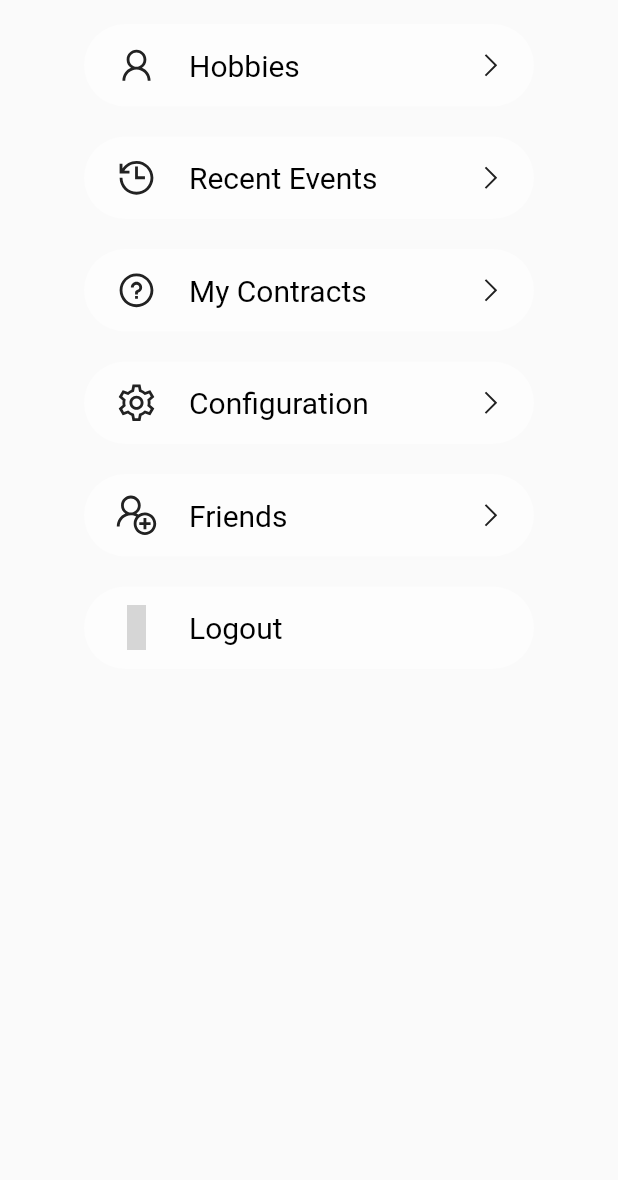
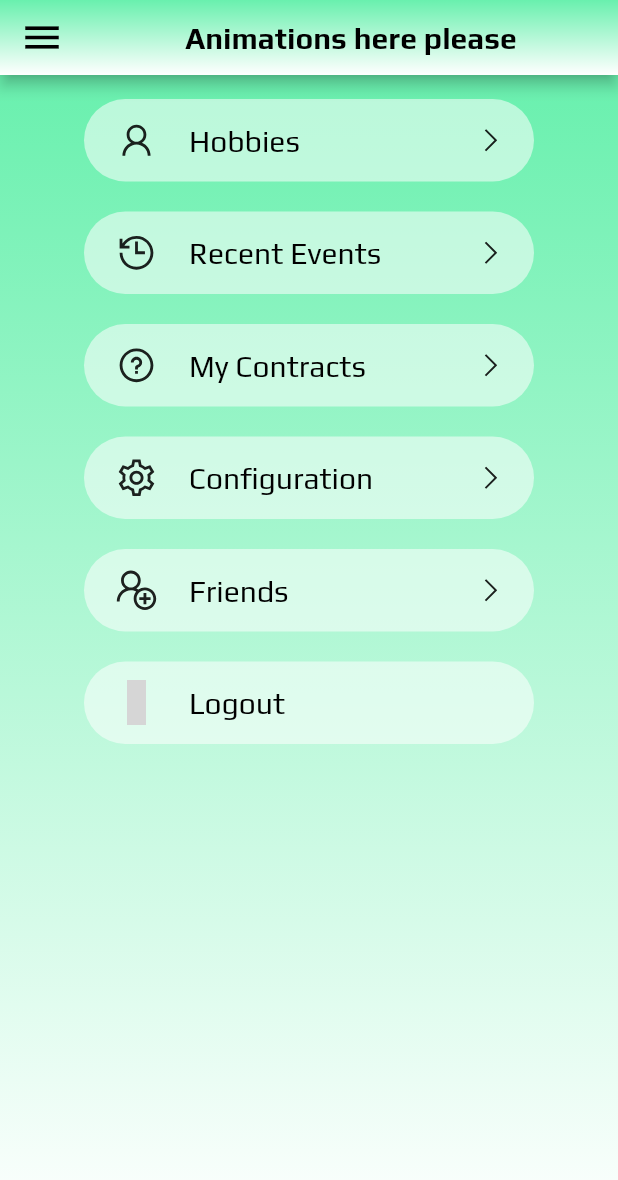
Before and after one commit to PeachBlack-Alba/Animations, a Flutter app: the Profile screen opened directly, on a phone screen of 412 x 824 dp. Shown: the top 1180 px of the screen. Run offline on Flutter 3.47's test engine with Material 2 defaults, Android fonts, the light colour scheme and no system bars; our stand-ins replace line_awesome_flutter, line_awesome_icons, simple_animations, supercharged; grey boxes are pictures that could not be loaded.

Commit message:
changes in text style and app so its all the same theme

```diff
--- a/lib/components/ListItems.dart
+++ b/lib/components/ListItems.dart
@@ -39,6 +39,7 @@ class ListItems extends StatelessWidget {
           SizedBox(width: 10.0 * 1.5),
           Text(
             text,
+            style: TextStyle(fontSize: 20, fontFamily: 'Play', fontWeight: FontWeight.normal, color: Colors.black),
           ),
           Spacer(),
           if (hasNavigation)
--- /dev/null
+++ b/lib/components/MyAppBar.dart
@@ -0,0 +1,42 @@
+import 'package:flutter/material.dart';
+import 'package:animations/components/List.dart';
+
+
+class MyAppBar extends StatefulWidget {
+  @override
+  _MyAppBarState createState() => _MyAppBarState();
+}
+
+class _MyAppBarState extends State<MyAppBar> {
+  @override
+  Widget build(BuildContext context) {
+    return Scaffold(
+      appBar: AppBar(
+        //backgroundColor: colorGreen,
+        flexibleSpace: Container(
+          decoration: BoxDecoration(
+              gradient: LinearGradient(
+                  begin: Alignment.topCenter,
+                  end: Alignment.bottomCenter,
+                  colors: <Color>[
+                    Colors.greenAccent,
+                    Colors.white
+                  ]
+              )
+          ),
+        ),
+        title: Center(child: Text('Animations here please', style: TextStyle(fontSize: 20, fontFamily: 'Play', fontWeight: FontWeight.bold, color: Colors.black),
+        ),
+        ),
+        leading: Icon(
+          Icons.menu,
+        ),
+        iconTheme: IconThemeData(
+            size: 30.0,
+            color: Colors.black,
+            opacity: 10.0
+        ),
+      ),
+    );
+  }
+}
--- a/lib/screens/profile/ProfileListItem.dart
+++ b/lib/screens/profile/ProfileListItem.dart
@@ -38,7 +38,7 @@ class ProfileListItems extends StatelessWidget {
           SizedBox(width: 20),
           Text(
             text,
-            style: TextStyle(fontSize: 20, fontWeight: FontWeight.normal, color: Colors.black),
+            style: TextStyle(fontSize: 20, fontFamily: 'Play', fontWeight: FontWeight.normal, color: Colors.black),
           ),
           Spacer(),
           if (hasNavigation)
--- a/lib/screens/profile/profile.dart
+++ b/lib/screens/profile/profile.dart
@@ -1,3 +1,4 @@
+import 'package:animations/components/MyAppBar.dart';
 import 'package:flutter/material.dart';
 import 'package:line_awesome_icons/line_awesome_icons.dart';
 import 'ProfileListItem.dart';
@@ -11,7 +12,22 @@ class Profile extends StatefulWidget {
 class _ProfileState extends State<Profile> {
   @override
   Widget build(BuildContext context) {
-    return Container(
+    return Scaffold(
+      appBar: PreferredSize(
+          preferredSize: const Size.fromHeight(50),
+          child: MyAppBar()),
+      body: Container(
+        decoration: BoxDecoration(
+            gradient: LinearGradient(
+                begin: Alignment.topCenter,
+                end: Alignment.bottomCenter,
+                colors: <Color>[
+                  Colors.greenAccent,
+                  Colors.white
+                ]
+            )
+        ),
+
         child: Padding(
           padding: const EdgeInsets.all(16.0),
           child: ListView(
@@ -79,6 +95,7 @@ class _ProfileState extends State<Profile> {
             ],
           ),
         ),
+      ),
     );
   }
 }
--- a/lib/utils/Mytheme.dart
+++ b/lib/utils/Mytheme.dart
@@ -6,7 +6,7 @@ ThemeData MyTheme () {
     return base.copyWith(
       headline1: base.headline1.copyWith(
         fontFamily: 'Play',
-        fontSize: 20,
+        fontSize: 15,
         color: Colors.black
       )
 
--- a/pubspec.yaml
+++ b/pubspec.yaml
@@ -41,8 +41,8 @@ flutter:
   fonts:
     - family: Play
       fonts:
-        - asset: fonts/Play-Bold.ttf
-        - asset: fonts/Play-Regular.ttf
+        - asset: lib/assets/fonts/Play-Bold.ttf
+        - asset: lib/assets/fonts/Play-Regular.ttf
   #         style: italic
   #   - family: Trajan Pro
   #
```
Also changed, not shown: lib/screens/Home.dart (+8 -26 lines), lib/assets/fonts/Play-Bold.ttf (renamed from lib/fonts/Play-Bold.ttf), lib/assets/fonts/Play-Regular.ttf (renamed from lib/fonts/Play-Regular.ttf). Lines whose indentation alone changed are shown as unchanged.
